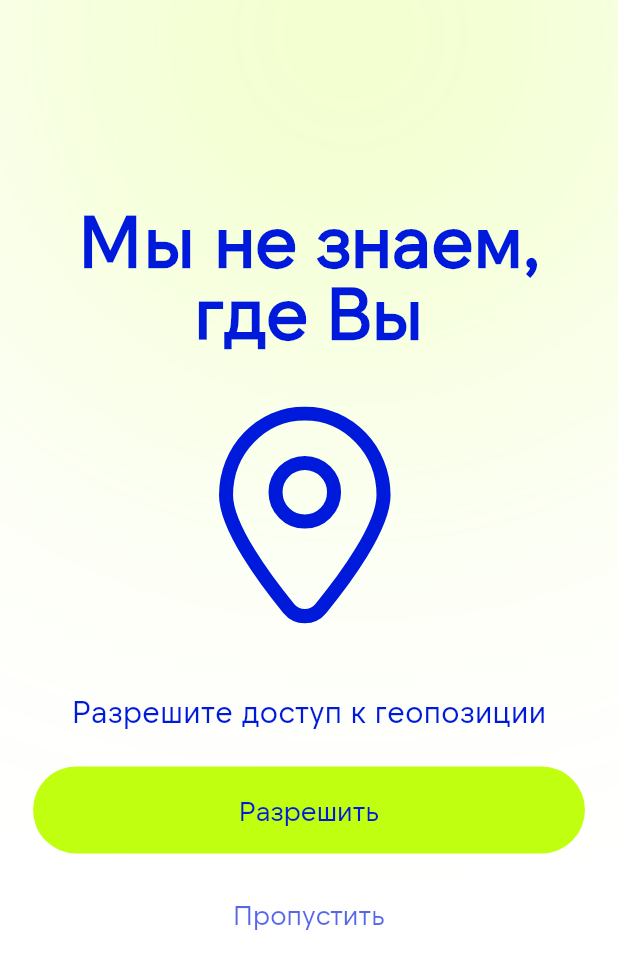
After one commit to Mika2023/place_see_app_front, a Flutter app: the UserLocationScreen screen opened directly, on a phone screen of 412 x 824 dp. The commit adds this screen. Shown: the top 969 px of the screen. Run offline on Flutter 3.47's test engine with Material 3 defaults, Android fonts, the phone set to English and light mode, and no system bars; our stand-ins replace dio, flutter_dotenv, flutter_secure_storage, flutter_svg, geolocator, hive and 3 more; accounts and stored records are empty.

Commit message:
сделала экран разрешения доступа к местоположению

```diff
--- /dev/null
+++ b/lib/core/api/user_location_api.dart
@@ -0,0 +1,18 @@
+import 'package:dio/dio.dart';
+
+class UserLocationApi {
+
+  final Dio dio;
+
+  UserLocationApi(this.dio);
+
+  Future<Response> updateLocation(double latitude, double longitude) {
+    return dio.post(
+        '/user-location/update-location',
+        data: {
+          'latitude': latitude,
+          'longitude': longitude,
+        }
+    );
+  }
+}
--- a/lib/core/auth/auth_state.dart
+++ b/lib/core/auth/auth_state.dart
@@ -3,7 +3,8 @@ import 'package:flutter/cupertino.dart';
 enum AuthEnum {
   authenticated,
   unauthenticated,
-  unknown
+  unknown,
+  afterRegistration,
 }
 
 class AuthState extends ValueNotifier<AuthEnum>{
@@ -11,4 +12,5 @@ class AuthState extends ValueNotifier<AuthEnum>{
 
   void setAuthenticated() => value = AuthEnum.authenticated;
   void setUnauthenticated() => value = AuthEnum.unauthenticated;
+  void setAfterRegistration() => value = AuthEnum.afterRegistration;
 }
--- /dev/null
+++ b/lib/core/auth/auth_state_coordinator.dart
@@ -0,0 +1,26 @@
+import 'package:place_see_app/core/auth/auth_state.dart';
+import 'package:place_see_app/core/local_storage/app_settings.dart';
+import 'package:place_see_app/core/location/location_tracking_manager.dart';
+
+class AuthStateCoordinator {
+  final AuthState authState;
+  final LocationTrackingManager locationTrackingManager;
+  final AppSettings appSettings;
+
+  AuthStateCoordinator(this.authState, this.locationTrackingManager, this.appSettings) {
+    authState.addListener(_onAuthStateChanged);
+  }
+
+  void _onAuthStateChanged() {
+    if (authState.value == AuthEnum.authenticated && appSettings.getIsLocationPermitted()) {
+      locationTrackingManager.startLocationTracking();
+    } else {
+      locationTrackingManager.stopTracking();
+    }
+  }
+
+  void dispose() {
+    authState.removeListener(_onAuthStateChanged);
+    locationTrackingManager.stopTracking();
+  }
+}
--- a/lib/core/local_storage/app_settings.dart
+++ b/lib/core/local_storage/app_settings.dart
@@ -2,12 +2,18 @@ import 'package:hive/hive.dart';
 
 class AppSettings {
   static const _onboardingName = 'completed_onboarding';
+  static const _geolocationPermissionName = 'completed_location_permission';
   final Box settingsBox;
 
   AppSettings(this.settingsBox);
 
-  bool getIsOnboardingCompleted() =>
-      settingsBox.get(_onboardingName, defaultValue: false);
-  Future<void> setOnboardingCompleted() =>
-      settingsBox.put(_onboardingName, true);
+    bool getIsOnboardingCompleted() =>
+        settingsBox.get(_onboardingName, defaultValue: false);
+    Future<void> setOnboardingCompleted() =>
+        settingsBox.put(_onboardingName, true);
+
+  bool getIsLocationPermitted() =>
+      settingsBox.get(_geolocationPermissionName, defaultValue: false);
+  Future<void> setLocationPermitted() =>
+      settingsBox.put(_geolocationPermissionName, true);
 }
--- a/lib/core/location/location_service.dart
+++ b/lib/core/location/location_service.dart
@@ -22,7 +22,7 @@ class LocationService {
     return Geolocator.getPositionStream(
       locationSettings: const LocationSettings(
         accuracy: LocationAccuracy.high,
-        distanceFilter: 10,
+        distanceFilter: 50,
       ),
     );
   }
--- /dev/null
+++ b/lib/core/location/location_tracking_manager.dart
@@ -0,0 +1,29 @@
+import 'dart:async';
+
+import 'package:place_see_app/core/api/user_location_api.dart';
+import 'package:place_see_app/core/location/location_service.dart';
+
+class LocationTrackingManager {
+  final UserLocationApi userLocationApi;
+  final LocationService locationService;
+
+  LocationTrackingManager(
+      this.locationService,
+      this.userLocationApi
+  );
+
+  StreamSubscription? _subscription;
+
+  Future<void> startLocationTracking() async {
+    _subscription?.cancel();
+
+    _subscription = locationService.getPositionStream().listen((position) {
+      userLocationApi.updateLocation(position.latitude, position.longitude);
+    });
+  }
+
+  void stopTracking() {
+    _subscription?.cancel();
+    _subscription = null;
+  }
+}
--- /dev/null
+++ b/lib/features/main_screens/user_location/screen/user_location_screen.dart
@@ -0,0 +1,20 @@
+import 'package:flutter/material.dart';
+import 'package:place_see_app/features/main_screens/user_location/screen/widgets/user_location_background.dart';
+import 'package:place_see_app/features/main_screens/user_location/screen/widgets/user_location_content.dart';
+
+class UserLocationScreen extends StatelessWidget {
+  const UserLocationScreen({super.key});
+
+  @override
+  Widget build(BuildContext context) {
+    return Scaffold(
+      body: Stack(
+        fit: StackFit.expand,
+        children: [
+          UserLocationBackground(),
+          UserLocationContent(),
+        ],
+      ),
+    );
+  }
+}
--- /dev/null
+++ b/lib/features/main_screens/user_location/screen/widgets/user_location_background.dart
@@ -0,0 +1,22 @@
+import 'package:flutter/cupertino.dart';
+
+import '../../../../../ui/widget/decoration/custom_circle.dart';
+
+class UserLocationBackground extends StatelessWidget {
+  const UserLocationBackground({super.key});
+
+  @override
+  Widget build(BuildContext context) {
+    return SizedBox.expand(
+      child: Stack(
+        children: [
+          Positioned(
+            left: 85,
+            top: -126,
+            child: CustomCircle(),
+          ),
+        ],
+      ),
+    );
+  }
+}
--- /dev/null
+++ b/lib/features/main_screens/user_location/screen/widgets/user_location_content.dart
@@ -0,0 +1,70 @@
+import 'package:flutter/material.dart';
+import 'package:place_see_app/features/main_screens/user_location/view_model/user_location_view_model.dart';
+import 'package:place_see_app/ui/enum/app_button_state.dart';
+import 'package:provider/provider.dart';
+
+import '../../../../../gen/assets.gen.dart';
+import '../../../../../ui/enum/app_button_style.dart';
+import '../../../../../ui/widget/app_button.dart';
+import '../../../../../ui/widget/app_text_button.dart';
+
+class UserLocationContent extends StatelessWidget {
+  const UserLocationContent({super.key});
+
+  @override
+  Widget build(BuildContext context) {
+    final vm = context.watch<UserLocationViewModel>();
+
+    return SafeArea(
+      child: Padding(
+        padding: const EdgeInsetsGeometry.symmetric(horizontal: 22),
+        child: Column(
+            children: [
+              const SizedBox(height: 135),
+
+              Text(
+                vm.headingText,
+                textAlign: TextAlign.center,
+                style: Theme.of(context).textTheme.headlineLarge,
+              ),
+
+              const SizedBox(height: 40,),
+
+              Assets.icons.pin.svg(
+                width: 150,
+                height: 150,
+              ),
+
+              const SizedBox(height: 40,),
+
+              Text(
+                vm.bodyText,
+                style: Theme.of(context).textTheme.bodyMedium,
+              ),
+
+              const SizedBox(height: 24,),
+
+              if (vm.buttonState != AppButtonState.disabled) ...[
+                AppButton(
+                  textOnButton: 'Разрешить',
+                  onPressed: () => vm.requestPermission(),
+                  buttonStyle: AppButtonStyle.light,
+                  state: vm.buttonState,
+                ),
+
+                const SizedBox(height: 16),
+
+                Center(
+                  child: AppTextButton(
+                    textOnButton: 'Пропустить',
+                    state: vm.buttonState,
+                    onPressed: vm.skip,
+                  ),
+                )
+              ],
+            ],
+          ),
+        ),
+      );
+  }
+}
--- /dev/null
+++ b/lib/features/main_screens/user_location/view_model/user_location_view_model.dart
@@ -0,0 +1,60 @@
+import 'package:flutter/cupertino.dart';
+import 'package:place_see_app/core/auth/auth_state.dart';
+import 'package:place_see_app/features/main_screens/user_location/service/user_location_service.dart';
+
+import '../../../../ui/enum/app_button_state.dart';
+
+class UserLocationViewModel extends ChangeNotifier {
+  UserLocationService? _userLocationService;
+  AuthState? _authState;
+
+  void updateService(UserLocationService service, AuthState authState) {
+    _userLocationService = service;
+    _authState = authState;
+    notifyListeners();
+  }
+
+  String _headingText = 'Мы не знаем,\nгде Вы';
+  String _bodyText = 'Разрешите доступ к геопозиции';
+  AppButtonState _buttonState = AppButtonState.enabled;
+
+  String get headingText => _headingText;
+  String get bodyText => _bodyText;
+  AppButtonState get buttonState => _buttonState;
+
+  Future<void> requestPermission() async {
+    _buttonState = AppButtonState.loading;
+    notifyListeners();
+
+    final granted = await _userLocationService?.requestPermission();
+
+    if (granted != null && granted) {
+      _handleGrantedTrue();
+      notifyListeners();
+    } else {
+      _handleGrantedFalse();
+      notifyListeners();
+    }
+
+    _authState?.setAuthenticated();
+  }
+
+  Future<void> skip() async {
+    await _userLocationService?.skip();
+    _handleGrantedFalse();
+    notifyListeners();
+
+    _authState?.setAuthenticated();
+  }
+
+  void _handleGrantedTrue() {
+    _headingText = 'Мы знаем, где Вы!';
+    _bodyText = 'Доступ к геопозиции разрешен!';
+    _buttonState = AppButtonState.disabled;
+  }
+
+  void _handleGrantedFalse() {
+    _bodyText = 'Доступ к геопозиции не разрешен';
+    _buttonState = AppButtonState.disabled;
+  }
+}
--- a/lib/features/onboarding/screen/widgets/onboarding_content.dart
+++ b/lib/features/onboarding/screen/widgets/onboarding_content.dart
@@ -38,6 +38,7 @@ class OnboardingContent extends StatelessWidget {
                 textOnButton: 'Начать',
                 onPressed: () => vm.endOnboarding(),
                 buttonStyle: AppButtonStyle.dark,
+                state: vm.buttonState,
               ),
 
               const SizedBox(height: 45,),
--- a/lib/features/onboarding/service/onboarding_service.dart
+++ b/lib/features/onboarding/service/onboarding_service.dart
@@ -1,9 +1,14 @@
 import 'package:place_see_app/core/local_storage/app_settings.dart';
+import 'package:place_see_app/features/auth/service/auth_service.dart';
 
 class OnboardingService {
   final AppSettings appSettings;
+  final AuthService authService;
 
-  OnboardingService(this.appSettings);
+  OnboardingService(this.appSettings, this.authService);
 
-  Future<void> completeOnboarding() => appSettings.setOnboardingCompleted();
+  Future<void> completeOnboarding() async {
+    await authService.checkAuth();
+    appSettings.setOnboardingCompleted();
+  }
 }
--- a/lib/features/onboarding/view_model/onboarding_view_model.dart
+++ b/lib/features/onboarding/view_model/onboarding_view_model.dart
@@ -1,11 +1,17 @@
 import 'package:flutter/cupertino.dart';
 import 'package:place_see_app/features/auth/screen/registration_screen.dart';
 import 'package:place_see_app/features/onboarding/service/onboarding_service.dart';
+import 'package:place_see_app/ui/enum/app_button_state.dart';
 import 'package:place_see_app/ui/navigator/navigator_service.dart';
+import 'package:place_see_app/ui/widget/app_button.dart';
 
 class OnboardingViewModel extends ChangeNotifier {
   OnboardingService? _service;
   NavigatorService? navigatorService;
+
+  AppButtonState _buttonState = AppButtonState.enabled;
+
+  AppButtonState get buttonState => _buttonState;
 
   void updateService(OnboardingService service, NavigatorService navigator) {
     _service = service;
@@ -14,10 +20,13 @@ class OnboardingViewModel extends ChangeNotifier {
   }
 
   Future<void> endOnboarding() async {
+    _buttonState = AppButtonState.loading;
+    notifyListeners();
+
     await _service?.completeOnboarding();
+    _buttonState = AppButtonState.disabled;
     notifyListeners();
   }
 
-
   String get serviceState => _service == null ? 'Загрузка' : 'Все норм';
 }
--- a/pubspec.yaml
+++ b/pubspec.yaml
@@ -31,6 +31,8 @@ dev_dependencies:
 
 flutter_gen:
   output: lib/gen
+  integrations:
+    flutter_svg: true
 
 flutter:
   assets:
```
Also changed, not shown: lib/core/api/auth_api.dart (added, +44 -0 lines), lib/core/permission/permission_service.dart (+6 -6 lines), lib/features/auth/service/auth_service.dart (+41 -22 lines), lib/features/main_screens/user_location/service/user_location_service.dart (+9 -20 lines), lib/gen/assets.gen.dart (+102 -20 lines), lib/main.dart (+44 -15 lines), pubspec.lock, 2 other files.
